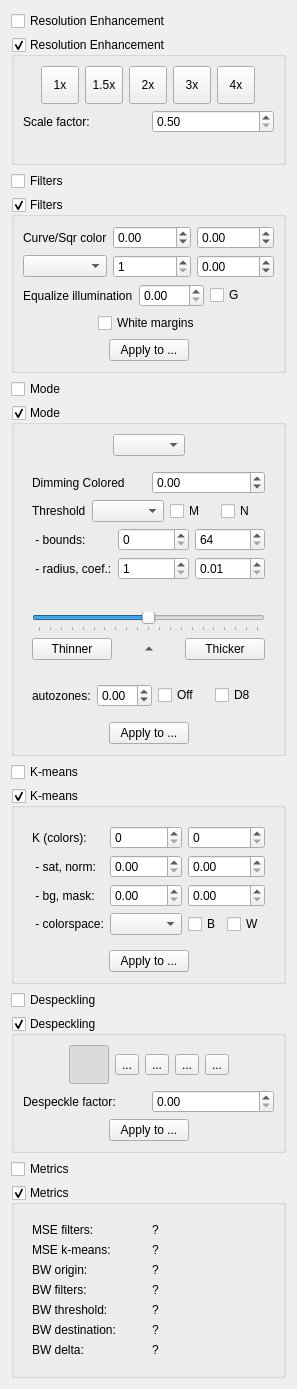
This is src/stages/output/ui/OutputOptionsWidget.ui in ImageProcessing-ElectronicPublications/scantailor-experimental as Qt 5 draws it before an edit. The edited form follows.
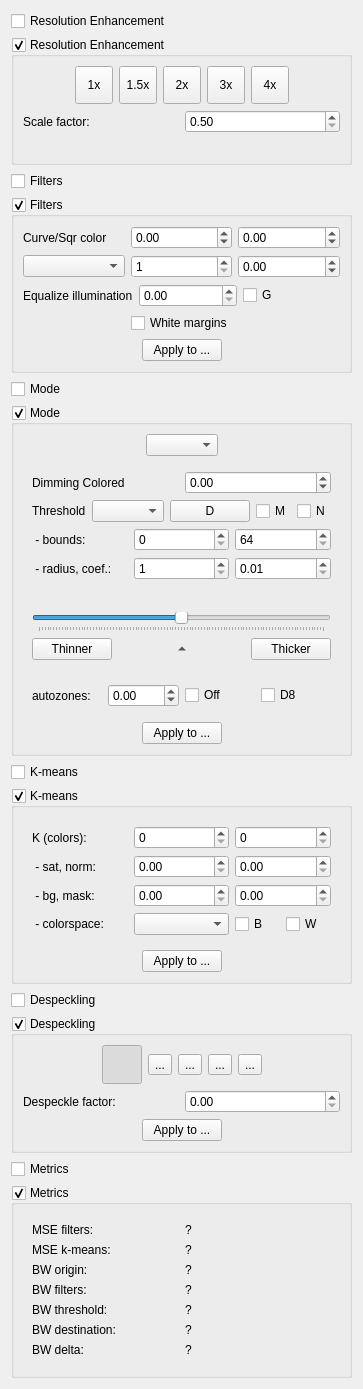
This is the edited form. Icons and pictures are not drawn.

Commit message: 1.2025.06.22: threshold: default value button

What changed in the file:
```diff
--- a/src/stages/output/ui/OutputOptionsWidget.ui
+++ b/src/stages/output/ui/OutputOptionsWidget.ui
@@ -551,6 +551,16 @@
             </widget>
            </item>
            <item row="0" column="2">
+            <widget class="QPushButton" name="thresholdDefaultButton">
+             <property name="text">
+              <string>D</string>
+             </property>
+             <property name="toolTip">
+              <string>Default value.</string>
+             </property>
+            </widget>
+           </item>
+           <item row="0" column="3">
             <widget class="QCheckBox" name="morphologyCB">
              <property name="text">
               <string>M</string>
@@ -560,7 +570,7 @@
              </property>
             </widget>
            </item>
-           <item row="0" column="3">
+           <item row="0" column="4">
             <widget class="QCheckBox" name="negateCB">
              <property name="text">
               <string>N</string>
```
The commit also changes 7 other files.
